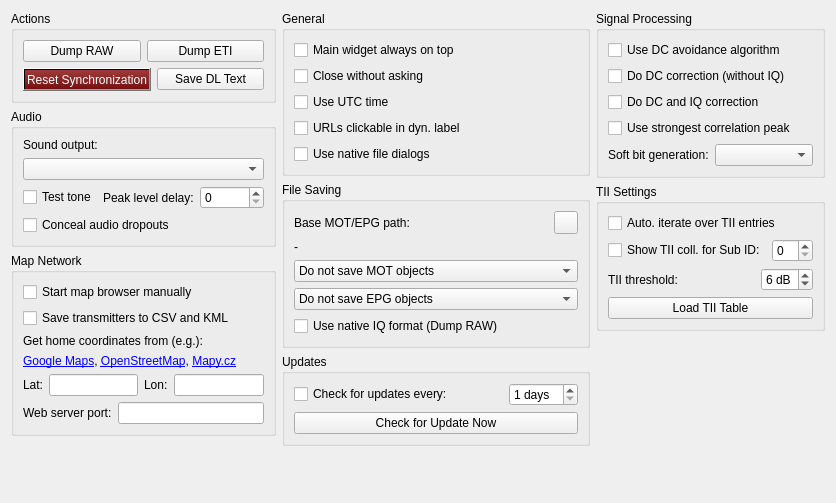
The window that src/base/forms/configuration.ui (tomneda/DABstar) describes before a commit, drawn with Qt 5.
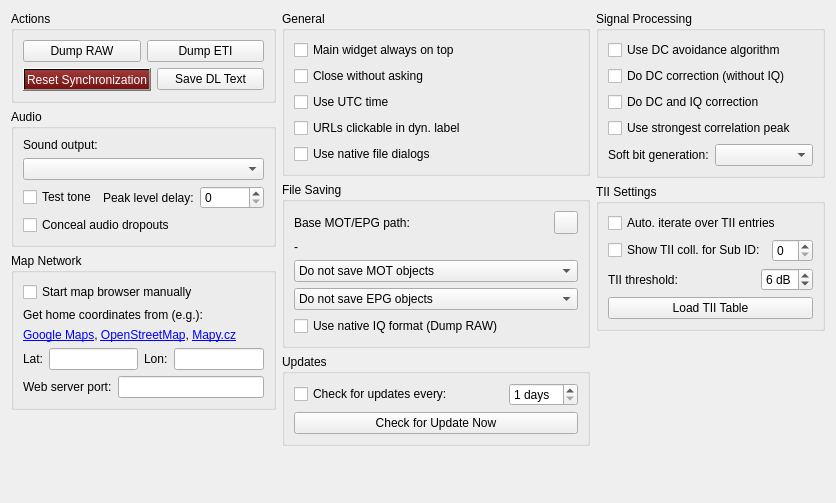
The same window after the commit. Icons and pictures are not drawn.

```diff
--- a/src/base/forms/configuration.ui
+++ b/src/base/forms/configuration.ui
@@ -161,16 +161,6 @@
             </property>
            </widget>
           </item>
-          <item>
-           <widget class="QCheckBox" name="cbSaveTransToCsv">
-            <property name="toolTip">
-             <string>&lt;html&gt;&lt;head/&gt;&lt;body&gt;&lt;p&gt;&lt;span style=&quot; font-weight:700;&quot;&gt;Save transmitter descriptions to CSV and KML files&lt;/span&gt;&lt;/p&gt;&lt;p&gt;While the HTTP map is shown, the transmitter descriptions are also stored in a &amp;quot;.csv&amp;quot; and a &amp;quot;.kml&amp;quot; file.&lt;/p&gt;&lt;p&gt;On starting the map HTTP server, a file selection menu will appear.&lt;/p&gt;&lt;/body&gt;&lt;/html&gt;</string>
-            </property>
-            <property name="text">
-             <string>Save transmitters to CSV and KML</string>
-            </property>
-           </widget>
-          </item>
           <item>
            <widget class="QLabel" name="lblMapUrlHint">
             <property name="text">
```
